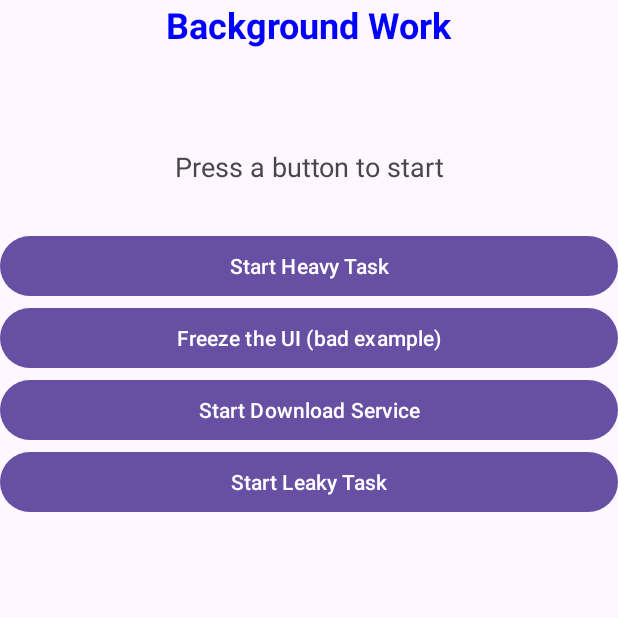
After one commit to DhananjanaB/Lab-02-Android, an Android app: the BackgroundActivity screen opened directly, with no data from a screen before it, on a phone screen of 412 x 824 dp, the top half of it. The commit adds this screen. Run offline under Robolectric (Android 15) with nearby library versions, the phone set to English and light mode, and no system bars.

Commit message:
create background activity page, identify main thread and worker thread.

```diff
--- a/app/src/main/AndroidManifest.xml
+++ b/app/src/main/AndroidManifest.xml
@@ -16,6 +16,9 @@
         android:roundIcon="@mipmap/ic_launcher_round"
         android:supportsRtl="true"
         android:theme="@style/Theme.UIDesignLab">
+        <activity
+            android:name=".BackgroundActivity"
+            android:exported="false" />
         <activity
             android:name=".CloudActivity"
             android:exported="false" />
--- /dev/null
+++ b/app/src/main/java/com/example/uidesignlab/BackgroundActivity.java
@@ -0,0 +1,185 @@
+
+package com.example.uidesignlab;
+
+import android.os.Bundle;
+import android.os.Handler;
+import android.os.Looper;
+import android.util.Log;
+import android.view.View;
+import android.widget.Button;
+import android.widget.ProgressBar;
+import android.widget.TextView;
+
+import androidx.activity.EdgeToEdge;
+import androidx.appcompat.app.AppCompatActivity;
+import androidx.core.graphics.Insets;
+import androidx.core.view.ViewCompat;
+import androidx.core.view.WindowInsetsCompat;
+
+import java.util.concurrent.ExecutorService;
+import java.util.concurrent.Executors;
+
+public class BackgroundActivity extends AppCompatActivity {
+
+    private static final String TAG = "BackgroundLab";
+
+    // UI components
+    private Button btnStartHeavy;
+    private ProgressBar progressBar;
+    private TextView txtStatus;
+
+    // Background worker thread
+    private final ExecutorService executor =
+            Executors.newSingleThreadExecutor();
+
+    // Handler to update the UI from the main thread
+    private final Handler mainHandler =
+            new Handler(Looper.getMainLooper());
+
+    @Override
+    protected void onCreate(Bundle savedInstanceState) {
+        super.onCreate(savedInstanceState);
+
+        EdgeToEdge.enable(this);
+
+        setContentView(R.layout.activity_background);
+
+        ViewCompat.setOnApplyWindowInsetsListener(
+                findViewById(R.id.main), (v, insets) -> {
+
+                    Insets systemBars = insets.getInsets(
+                            WindowInsetsCompat.Type.systemBars()
+                    );
+
+                    v.setPadding(
+                            systemBars.left,
+                            systemBars.top,
+                            systemBars.right,
+                            systemBars.bottom
+                    );
+
+                    return insets;
+                }
+        );
+
+        // Connect XML components with Java
+        btnStartHeavy = findViewById(R.id.btnStartHeavy);
+
+        Button btnFreezeUi = findViewById(R.id.btnFreezeUi);
+
+        progressBar = findViewById(R.id.progressBar);
+
+        txtStatus = findViewById(R.id.txtStatus);
+
+        // Start Heavy Task button
+        btnStartHeavy.setOnClickListener(v -> startHeavyTask());
+
+        // Freeze UI button
+        btnFreezeUi.setOnClickListener(v -> freezeTheUi());
+    }
+
+    // BAD EXAMPLE: Run slow work on the Main Thread
+    private void freezeTheUi() {
+
+        Log.d(TAG, "Freeze button thread: "
+                + Thread.currentThread().getName());
+
+        txtStatus.setText("Freezing UI...");
+
+        try {
+            Thread.sleep(8000);
+
+        } catch (InterruptedException e) {
+
+            Thread.currentThread().interrupt();
+        }
+
+        txtStatus.setText("Done (the screen was frozen)");
+
+        Log.d(TAG, "Freeze UI task completed");
+    }
+
+    // GOOD EXAMPLE: Run slow work on a Background Thread
+    private void startHeavyTask() {
+
+        // Disable button while task is running
+        btnStartHeavy.setEnabled(false);
+
+        // Reset and show progress bar
+        progressBar.setProgress(0);
+
+        progressBar.setVisibility(View.VISIBLE);
+
+        txtStatus.setText("Working...");
+
+        // Execute task on background thread
+        executor.execute(new Runnable() {
+
+            @Override
+            public void run() {
+
+                // This code runs on the worker thread
+                Log.d(TAG, "Heavy task thread: "
+                        + Thread.currentThread().getName());
+
+                // Perform five steps
+                for (int i = 1; i <= 5; i++) {
+
+                    try {
+
+                        Thread.sleep(1000);
+
+                    } catch (InterruptedException e) {
+
+                        Thread.currentThread().interrupt();
+
+                        return;
+                    }
+
+                    // Copy loop value for inner Runnable
+                    final int step = i;
+
+                    // Send UI update to Main Thread
+                    mainHandler.post(new Runnable() {
+
+                        @Override
+                        public void run() {
+
+                            progressBar.setProgress(step);
+
+                            txtStatus.setText(
+                                    "Working... " + step + "/5"
+                            );
+                        }
+                    });
+                }
+
+                // Update UI after task completion
+                mainHandler.post(new Runnable() {
+
+                    @Override
+                    public void run() {
+
+                        txtStatus.setText(
+                                "Task Completed Successfully!"
+                        );
+
+                        progressBar.setVisibility(View.GONE);
+
+                        btnStartHeavy.setEnabled(true);
+                    }
+                });
+            }
+        });
+    }
+
+    @Override
+    protected void onDestroy() {
+        super.onDestroy();
+
+        // Stop accepting new tasks
+        executor.shutdown();
+
+        Log.d(TAG, "BackgroundActivity onDestroy");
+    }
+}
--- /dev/null
+++ b/app/src/main/res/layout/activity_background.xml
@@ -0,0 +1,85 @@
+<?xml version="1.0" encoding="utf-8"?>
+<androidx.constraintlayout.widget.ConstraintLayout
+    xmlns:android="http://schemas.android.com/apk/res/android"
+    xmlns:app="http://schemas.android.com/apk/res-auto"
+    android:id="@+id/main"
+    android:layout_width="match_parent"
+    android:layout_height="match_parent"
+    android:padding="20dp">
+
+    <!-- Background Work Title -->
+    <TextView
+        android:id="@+id/txtBgTitle"
+        android:layout_width="wrap_content"
+        android:layout_height="wrap_content"
+        android:text="@string/bg_title"
+        android:textColor="@color/my_custom_color"
+        android:textSize="24sp"
+        android:textStyle="bold"
+        app:layout_constraintTop_toTopOf="parent"
+        app:layout_constraintStart_toStartOf="parent"
+        app:layout_constraintEnd_toEndOf="parent" />
+
+    <!-- Horizontal Progress Bar -->
+    <ProgressBar
+        android:id="@+id/progressBar"
+        style="?android:attr/progressBarStyleHorizontal"
+        android:layout_width="0dp"
+        android:layout_height="wrap_content"
+        android:max="5"
+        android:visibility="invisible"
+        app:layout_constraintTop_toBottomOf="@id/txtBgTitle"
+        app:layout_constraintStart_toStartOf="parent"
+        app:layout_constraintEnd_toEndOf="parent"
+        android:layout_marginTop="30dp" />
+
+    <!-- Status Text -->
+    <TextView
+        android:id="@+id/txtStatus"
+        android:layout_width="wrap_content"
+        android:layout_height="wrap_content"
+        android:text="@string/status_idle"
+        android:textSize="18sp"
+        app:layout_constraintTop_toBottomOf="@id/progressBar"
+        app:layout_constraintStart_toStartOf="parent"
+        app:layout_constraintEnd_toEndOf="parent"
+        android:layout_marginTop="20dp" />
+
+    <!-- Four Buttons -->
+    <LinearLayout
+        android:id="@+id/buttonContainer"
+        android:layout_width="0dp"
+        android:layout_height="wrap_content"
+        android:orientation="vertical"
+        app:layout_constraintTop_toBottomOf="@id/txtStatus"
+        app:layout_constraintStart_toStartOf="parent"
+        app:layout_constraintEnd_toEndOf="parent"
+        android:layout_marginTop="30dp">
+
+        <Button
+            android:id="@+id/btnStartHeavy"
+            android:layout_width="match_parent"
+            android:layout_height="wrap_content"
+            android:text="@string/start_heavy" />
+
+        <Button
+            android:id="@+id/btnFreezeUi"
+            android:layout_width="match_parent"
+            android:layout_height="wrap_content"
+            android:text="@string/freeze_ui" />
+
+        <Button
+            android:id="@+id/btnStartService"
+            android:layout_width="match_parent"
+            android:layout_height="wrap_content"
+            android:text="@string/start_service" />
+
+        <Button
+            android:id="@+id/btnStartLeaky"
+            android:layout_width="match_parent"
+            android:layout_height="wrap_content"
+            android:text="@string/start_leaky" />
+
+    </LinearLayout>
+
+</androidx.constraintlayout.widget.ConstraintLayout>
--- a/app/src/main/res/menu/dashboard_menu.xml
+++ b/app/src/main/res/menu/dashboard_menu.xml
@@ -39,4 +39,10 @@
         android:title="@string/menu_cloud"
         app:showAsAction="never" />
 
+    <!-- Background Work - Lab 08 -->
+    <item
+        android:id="@+id/action_background"
+        android:title="@string/menu_background"
+        app:showAsAction="never" />
+
 </menu>
--- a/app/src/main/res/values/colors.xml
+++ b/app/src/main/res/values/colors.xml
@@ -2,10 +2,12 @@
 <resources>
 
     <!-- Custom Theme Color -->
-    <color name="my_custom_color">#1565C0</color>
+    <color name="my_custom_color">#0000FF</color>
 
     <!-- Fragment Background Colors -->
     <color name="header_background">#E3F2FD</color>
     <color name="detail_background">#FFF3E0</color>
 
+
+
 </resources>
--- a/app/src/main/res/values/strings.xml
+++ b/app/src/main/res/values/strings.xml
@@ -52,4 +52,14 @@
     <string name="no_users">No users in the cloud yet</string>
     <string name="menu_cloud">Cloud Users</string>
 
+
+    <string name="bg_title">Background Work</string>
+    <string name="status_idle">Press a button to start</string>
+    <string name="start_heavy">Start Heavy Task</string>
+    <string name="freeze_ui">Freeze the UI (bad example)</string>
+    <string name="start_service">Start Download Service</string>
+    <string name="start_leaky">Start Leaky Task</string>
+    <string name="menu_background">Background Work</string>
+
+
 </resources>
```
Also changed, not shown: app/src/main/java/com/example/uidesignlab/DashboardActivity.java (+15 -0 lines).
